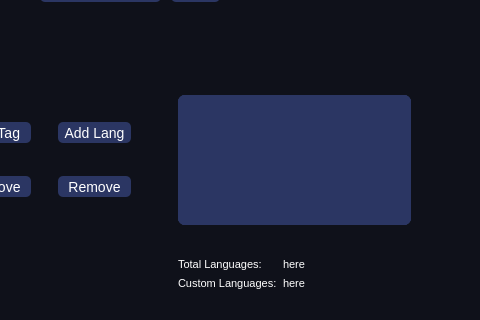
Deatrax/codenheimer, file mainwindow.ui: the form before one commit; both pictures show x 612 to 1092 and y 249 to 569 of the 1092 by 719 pixel window.
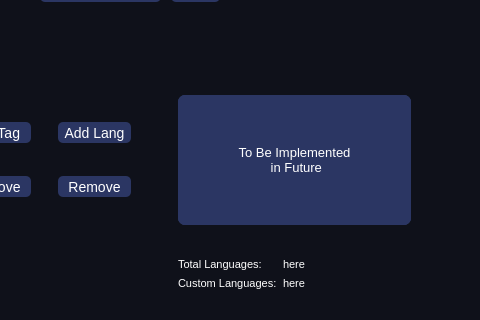
The form after the commit. The open tabs and pages were chosen to show the change. Icons and pictures are not drawn.

```diff
--- a/mainwindow.ui
+++ b/mainwindow.ui
@@ -2550,20 +2550,19 @@
                            <number>0</number>
                           </property>
                           <item>
-                           <widget class="QScrollArea" name="scrollArea_2">
-                            <property name="widgetResizable">
-                             <bool>true</bool>
+                           <widget class="QLabel" name="tbaLabe">
+                            <property name="font">
+                             <font>
+                              <pointsize>10</pointsize>
+                             </font>
                             </property>
-                            <widget class="QWidget" name="scrollAreaWidgetContents_2">
-                             <property name="geometry">
-                              <rect>
-                               <x>0</x>
-                               <y>0</y>
-                               <width>233</width>
-                               <height>130</height>
-                              </rect>
-                             </property>
-                            </widget>
+                            <property name="text">
+                             <string>To Be Implemented
+ in Future</string>
+                            </property>
+                            <property name="alignment">
+                             <set>Qt::AlignCenter</set>
+                            </property>
                            </widget>
                           </item>
                          </layout>
```
Left out of the diff: 2 changed lines with no effect on the pictures.
